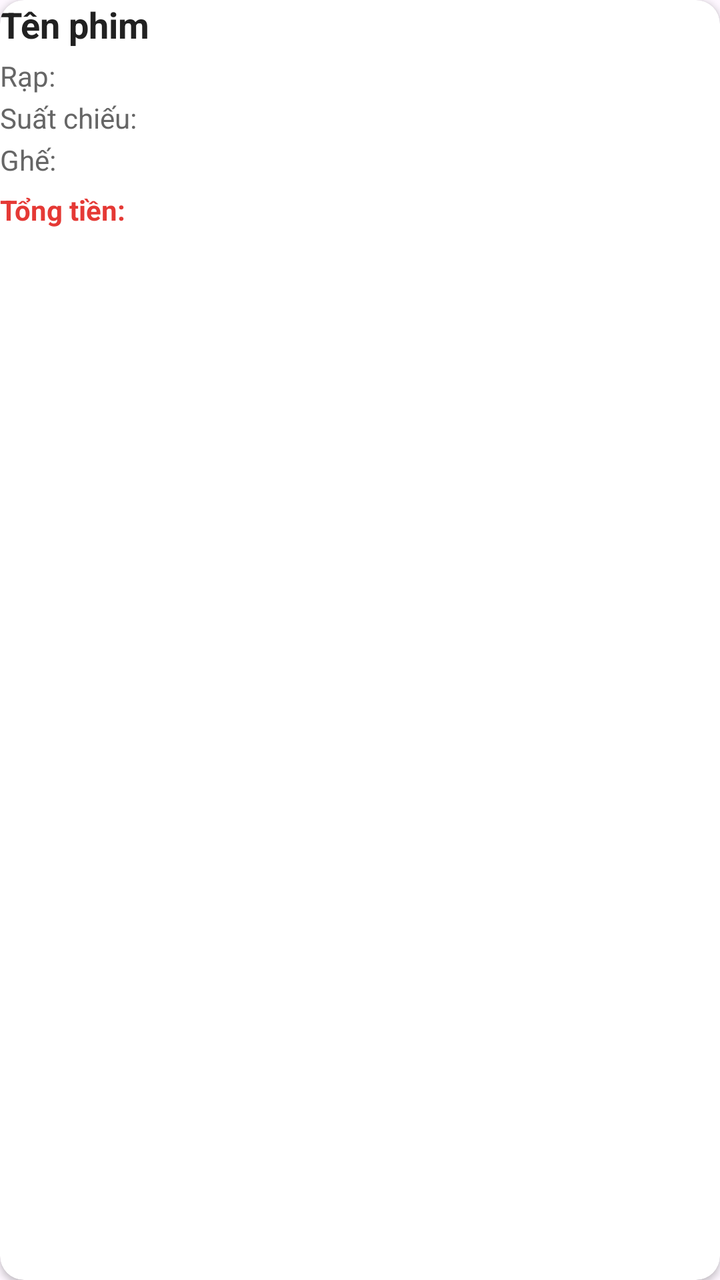
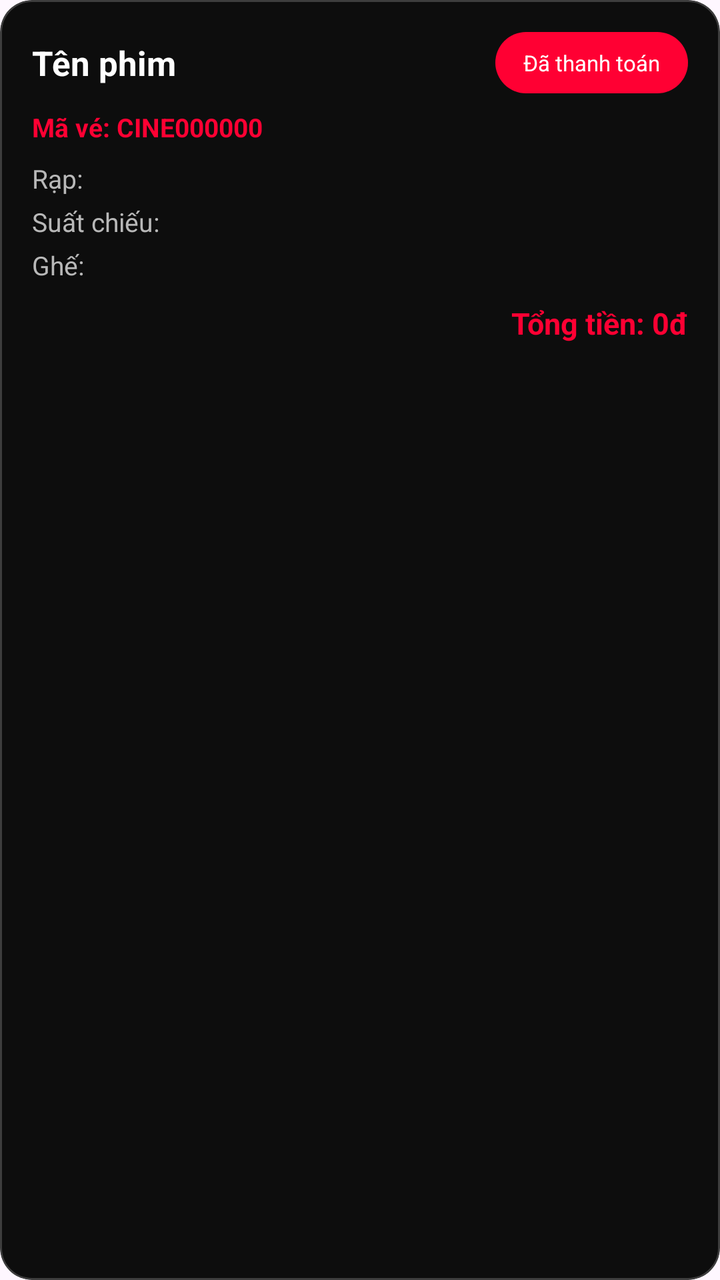

Compare the two renders of this Android layout. The source of the first and the diff that turns it into the second are given below.
<!-- AndroidManifest.xml: application theme Theme.BookingCinema -->
<!-- res/layout/item_ticket_history.xml -->
<?xml version="1.0" encoding="utf-8"?>
<androidx.cardview.widget.CardView xmlns:android="http://schemas.android.com/apk/res/android"
    android:layout_width="match_parent"
    android:layout_height="wrap_content"
    xmlns:app="http://schemas.android.com/apk/res-auto"
    android:layout_marginBottom="12dp"
    android:layout_marginTop="4dp"
    android:layout_marginHorizontal="8dp"
    android:elevation="4dp"
    android:padding="12dp"
    android:foreground="?attr/selectableItemBackground"
    app:cardCornerRadius="12dp">

    <LinearLayout
        android:orientation="vertical"
        android:layout_width="match_parent"
        android:layout_height="wrap_content">

        <TextView
            android:id="@+id/tvMovieTitle"
            android:layout_width="match_parent"
            android:layout_height="wrap_content"
            android:text="Tên phim"
            android:textStyle="bold"
            android:textSize="18sp"
            android:textColor="#212121" />

        <TextView
            android:id="@+id/tvCinema"
            android:layout_width="match_parent"
            android:layout_height="wrap_content"
            android:text="Rạp: "
            android:textColor="#666666"
            android:layout_marginTop="4dp" />

        <TextView
            android:id="@+id/tvShowtime"
            android:layout_width="match_parent"
            android:layout_height="wrap_content"
            android:text="Suất chiếu: "
            android:textColor="#666666"
            android:layout_marginTop="2dp" />

        <TextView
            android:id="@+id/tvSeats"
            android:layout_width="match_parent"
            android:layout_height="wrap_content"
            android:text="Ghế: "
            android:textColor="#666666"
            android:layout_marginTop="2dp" />

        <TextView
            android:id="@+id/tvTotalPrice"
            android:layout_width="match_parent"
            android:layout_height="wrap_content"
            android:text="Tổng tiền: "
            android:textStyle="bold"
            android:textColor="#E53935"
            android:layout_marginTop="6dp" />
    </LinearLayout>
</androidx.cardview.widget.CardView>
<!-- resources referenced by this layout -->
<resources>
  <style name="Theme.BookingCinema" parent="Base.Theme.BookingCinema" />
  <style name="Base.Theme.BookingCinema" parent="Theme.Material3.DayNight.NoActionBar">
          
          
      </style>
</resources>

<!-- the commit's change to res/layout/item_ticket_history.xml (unified diff, before → after) -->
@@ -1,61 +1,94 @@
 <?xml version="1.0" encoding="utf-8"?>
-<androidx.cardview.widget.CardView xmlns:android="http://schemas.android.com/apk/res/android"
+<com.google.android.material.card.MaterialCardView xmlns:android="http://schemas.android.com/apk/res/android"
+    xmlns:app="http://schemas.android.com/apk/res-auto"
     android:layout_width="match_parent"
     android:layout_height="wrap_content"
-    xmlns:app="http://schemas.android.com/apk/res-auto"
-    android:layout_marginBottom="12dp"
-    android:layout_marginTop="4dp"
-    android:layout_marginHorizontal="8dp"
-    android:elevation="4dp"
-    android:padding="12dp"
-    android:foreground="?attr/selectableItemBackground"
-    app:cardCornerRadius="12dp">
+    android:layout_marginHorizontal="16dp"
+    android:layout_marginTop="10dp"
+    app:cardBackgroundColor="@color/cinema_panel"
+    app:cardCornerRadius="16dp"
+    app:cardElevation="0dp"
+    app:strokeColor="@color/cinema_stroke"
+    app:strokeWidth="1dp">
 
     <LinearLayout
+        android:layout_width="match_parent"
+        android:layout_height="wrap_content"
         android:orientation="vertical"
-        android:layout_width="match_parent"
-        android:layout_height="wrap_content">
+        android:padding="16dp">
+
+        <LinearLayout
+            android:layout_width="match_parent"
+            android:layout_height="wrap_content"
+            android:gravity="center_vertical"
+            android:orientation="horizontal">
+
+            <TextView
+                android:id="@+id/tvMovieTitle"
+                android:layout_width="0dp"
+                android:layout_height="wrap_content"
+                android:layout_weight="1"
+                android:text="Tên phim"
+                android:textColor="@color/cinema_text"
+                android:textSize="17sp"
+                android:textStyle="bold" />
+
+            <TextView
+                android:id="@+id/tvStatus"
+                android:layout_width="wrap_content"
+                android:layout_height="wrap_content"
+                android:background="@drawable/bg_chip_selected"
+                android:text="Đã thanh toán"
+                android:textColor="@color/white"
+                android:textSize="11sp" />
+        </LinearLayout>
 
         <TextView
-            android:id="@+id/tvMovieTitle"
+            android:id="@+id/tvTicketCode"
             android:layout_width="match_parent"
             android:layout_height="wrap_content"
-            android:text="Tên phim"
-            android:textStyle="bold"
-            android:textSize="18sp"
-            android:textColor="#212121" />
+            android:layout_marginTop="8dp"
+            android:text="Mã vé: CINE000000"
+            android:textColor="@color/cinema_accent"
+            android:textSize="13sp"
+            android:textStyle="bold" />
 
         <TextView
             android:id="@+id/tvCinema"
             android:layout_width="match_parent"
             android:layout_height="wrap_content"
-            android:text="Rạp: "
-            android:textColor="#666666"
-            android:layout_marginTop="4dp" />
+            android:layout_marginTop="8dp"
+            android:text="Rạp:"
+            android:textColor="@color/cinema_text_muted"
+            android:textSize="13sp" />
 
         <TextView
             android:id="@+id/tvShowtime"
             android:layout_width="match_parent"
             android:layout_height="wrap_content"
-            android:text="Suất chiếu: "
-            android:textColor="#666666"
-            android:layout_marginTop="2dp" />
+            android:layout_marginTop="4dp"
+            android:text="Suất chiếu:"
+            android:textColor="@color/cinema_text_muted"
+            android:textSize="13sp" />
 
         <TextView
             android:id="@+id/tvSeats"
             android:layout_width="match_parent"
             android:layout_height="wrap_content"
-            android:text="Ghế: "
-            android:textColor="#666666"
-            android:layout_marginTop="2dp" />
+            android:layout_marginTop="4dp"
+            android:text="Ghế:"
+            android:textColor="@color/cinema_text_muted"
+            android:textSize="13sp" />
 
         <TextView
             android:id="@+id/tvTotalPrice"
             android:layout_width="match_parent"
             android:layout_height="wrap_content"
-            android:text="Tổng tiền: "
-            android:textStyle="bold"
-            android:textColor="#E53935"
-            android:layout_marginTop="6dp" />
+            android:layout_marginTop="10dp"
+            android:gravity="end"
+            android:text="Tổng tiền: 0đ"
+            android:textColor="@color/cinema_accent"
+            android:textSize="15sp"
+            android:textStyle="bold" />
     </LinearLayout>
-</androidx.cardview.widget.CardView>
+</com.google.android.material.card.MaterialCardView>
<!-- resource entries referenced after the edit -->
@@ -1,9 +1,30 @@
 <!-- resources referenced by this layout -->
 <resources>
+  <color name="cinema_accent">#FF0033</color>
+  <color name="cinema_panel">#0D0D0D</color>
+  <color name="cinema_stroke">#33FFFFFF</color>
+  <color name="cinema_text">#FFFFFFFF</color>
+  <color name="cinema_text_muted">#B8B8B8</color>
+  <color name="white">#FFFFFFFF</color>
+  <!-- drawable bg_chip_selected (drawable) -->
+  <?xml version="1.0" encoding="utf-8"?>
+  <shape xmlns:android="http://schemas.android.com/apk/res/android">
+      <solid android:color="#FF0033" />
+      <corners android:radius="999dp" />
+      <padding android:left="14dp" android:top="8dp" android:right="14dp" android:bottom="8dp" />
+  </shape>
   <style name="Theme.BookingCinema" parent="Base.Theme.BookingCinema" />
   <style name="Base.Theme.BookingCinema" parent="Theme.Material3.DayNight.NoActionBar">
-          
-          
+          <item name="android:fontFamily">sans-serif</item>
+          <item name="fontFamily">sans-serif</item>
+          <item name="android:windowLightStatusBar">false</item>
+          <item name="android:statusBarColor">@color/cinema_bg</item>
+          <item name="android:navigationBarColor">@color/cinema_bg</item>
+          <item name="android:windowNoTitle">true</item>
+          <item name="colorPrimary">@color/cinema_accent</item>
+          <item name="colorSecondary">@color/cinema_accent</item>
+          <item name="colorSurface">@color/cinema_panel</item>
       </style>
+  <color name="cinema_bg">#000000</color>
 </resources>
 
